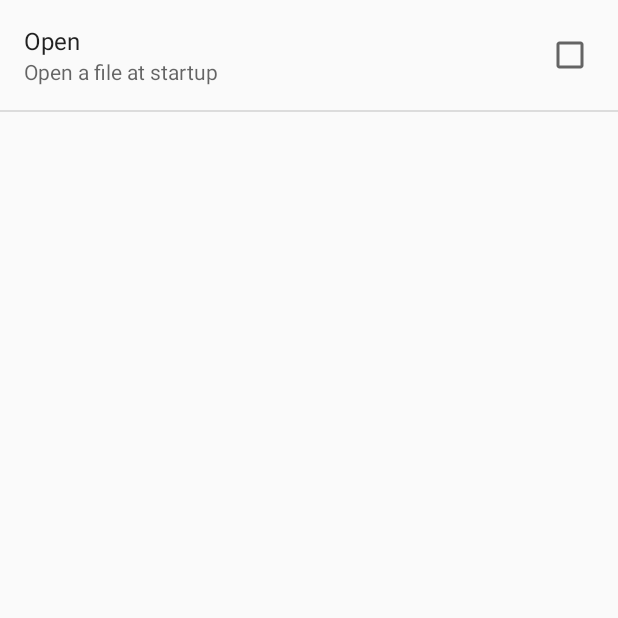
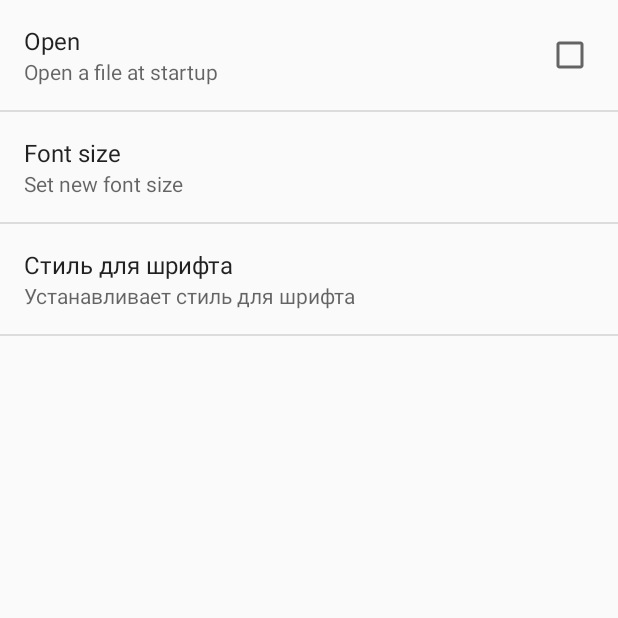
Before and after one commit to 7true/MyEditor, an Android app: the screen it shows after launch (SettingsActivity), in the options menu, after a tap on "Settings", on a phone screen of 412 x 824 dp, the top half of it. Run offline under Robolectric (Android 15) with nearby library versions, the phone set to English and light mode, and no system bars.

```diff
--- a/app/src/main/java/tk/alltrue/myeditor/MainActivity.java
+++ b/app/src/main/java/tk/alltrue/myeditor/MainActivity.java
@@ -2,6 +2,7 @@ package tk.alltrue.myeditor;
 
 import android.content.Intent;
 import android.content.SharedPreferences;
+import android.graphics.Typeface;
 import android.preference.PreferenceManager;
 import android.support.v7.app.AppCompatActivity;
 import android.os.Bundle;
@@ -62,7 +63,24 @@ public class MainActivity extends AppCompatActivity {
         if (prefs.getBoolean(getString(R.string.pref_openmode), false)) {
             openFile(FILENAME);
         }
+
+        float fSize = Float.parseFloat(prefs.getString(
+                getString(R.string.pref_size), "20"));
+        mEditText.setTextSize(fSize);
+
+
+        String regular = prefs.getString(getString(R.string.pref_style), "");
+        int typeface = Typeface.NORMAL;
+
+        if (regular.contains("Полужирный"))
+            typeface += Typeface.BOLD;
+
+        if (regular.contains("Курсив"))
+            typeface += Typeface.ITALIC;
+        mEditText.setTypeface(null, typeface);
+
     }
+
     private void openFile(String fileName) {
         try {
             InputStream inputStream = openFileInput(fileName);
--- /dev/null
+++ b/app/src/main/res/values/arays.xml
@@ -0,0 +1,11 @@
+<?xml version="1.0" encoding="utf-8"?>
+<resources>
+
+    <string-array name="text_style">
+        <item>Обычный</item>
+        <item>Полужирный</item>
+        <item>Курсив</item>
+        <item>Полужирный+Курсив</item>
+    </string-array>
+
+</resources>
--- a/app/src/main/res/values/strings.xml
+++ b/app/src/main/res/values/strings.xml
@@ -10,7 +10,7 @@
     <string name="pref_color_green">Зеленый цвет</string>
     <string name="pref_color_blue">Синий цвет</string>
     <string name="pref_size">Размер</string>
-    <string name="pref_style">Стиль</string>
+    <string name="pref_style">Style</string>
     <string name="pref_style_regular">Нормальный</string>
     <string name="pref_style_bold">Полужирный</string>
     <string name="pref_style_italic">Курсив</string>
--- a/app/src/main/res/xml/preferences.xml
+++ b/app/src/main/res/xml/preferences.xml
@@ -6,4 +6,22 @@
         android:summary="Open a file at startup"
         android:title="Open" />
 
+    <EditTextPreference
+        android:defaultValue="14"
+        android:dialogTitle="Enter font size (from 10 to 32)"
+        android:key="@string/pref_size"
+        android:summary="Set new font size"
+        android:selectAllOnFocus="true"
+        android:inputType="numberSigned"
+        android:title="Font size" />
+
+    <ListPreference
+        android:key="@string/pref_style"
+        android:title="Стиль для шрифта"
+        android:summary="Устанавливает стиль для шрифта"
+        android:defaultValue="1"
+        android:entries="@array/text_style"
+        android:entryValues="@array/text_style"
+        android:dialogTitle="Выберите стиль для шрифта" />
+
 </PreferenceScreen>
```
